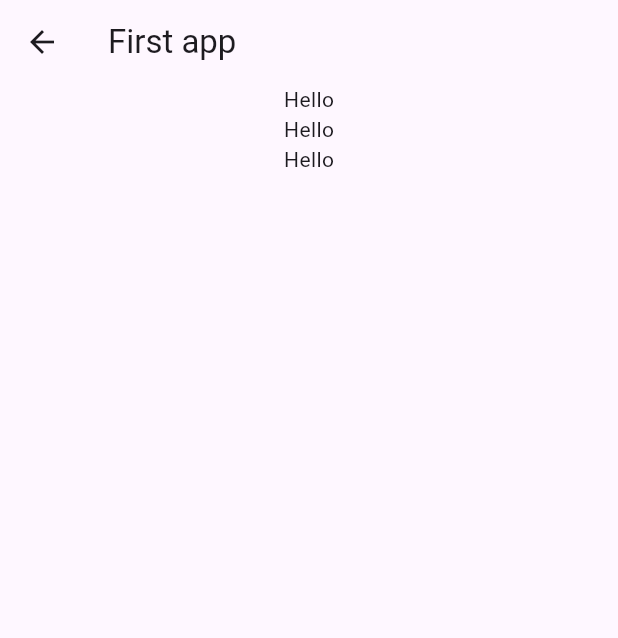
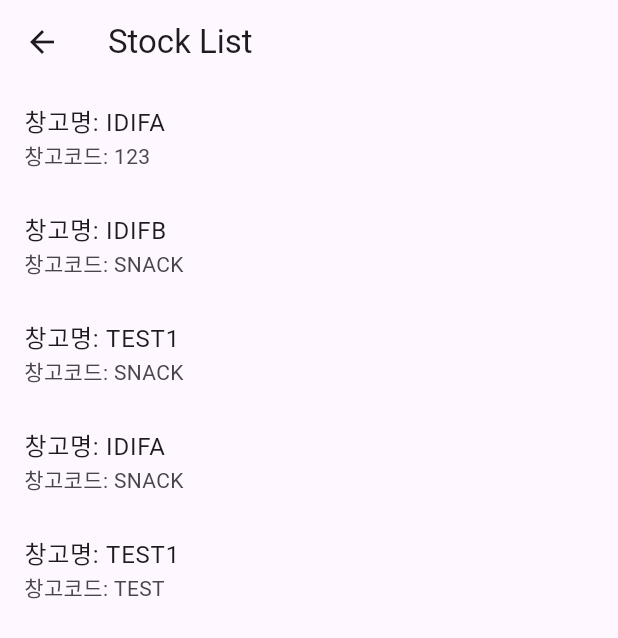
Before and after one commit to lastmonth00/DU_MES, a Flutter app: the screen it shows after launch, after a tap on "창고관리", on a phone screen of 412 x 824 dp. Shown: the top 638 px of the screen. Run offline on Flutter 3.47's test engine with Material 3 defaults, Android fonts, the phone set to English and light mode, and no system bars; our stand-ins replace dio.

Commit message:
창고관리 화면 테스트

```diff
--- /dev/null
+++ b/lib/models/model.dart
@@ -0,0 +1,13 @@
+class Stock {
+  final String stkId;
+  final String partNo;
+
+  Stock({required this.stkId, required this.partNo});
+
+  factory Stock.fromJson(Map<String, dynamic> json) {
+    return Stock(
+      stkId: json['STK_ID'],
+      partNo: json['PART_NO'],
+    );
+  }
+}
--- a/lib/pages/home_page.dart
+++ b/lib/pages/home_page.dart
@@ -1,5 +1,6 @@
 import 'package:flutter/material.dart';
 import '../widget/inventory_card.dart';
+import 'stock_management.dart';
 import 'test_page.dart';
 
 class HomePage extends StatelessWidget {
@@ -30,7 +31,8 @@ class HomePage extends StatelessWidget {
               onTap: () {
                 Navigator.push(
                   context,
-                  MaterialPageRoute(builder: (context) => TestPage()),
+                  MaterialPageRoute(
+                      builder: (context) => StockManagementPage()),
                 );
               },
             ),
--- /dev/null
+++ b/lib/pages/stock_management.dart
@@ -0,0 +1,40 @@
+import 'package:flutter/material.dart';
+
+import '../models/model.dart';
+
+class StockManagementPage extends StatelessWidget {
+  @override
+  Widget build(BuildContext context) {
+    List<Map<String, dynamic>> rawData = fetchData();
+    List<Stock> stock = parseStock(rawData);
+
+    return Scaffold(
+      appBar: AppBar(
+        title: Text('Stock List'),
+      ),
+      body: ListView.builder(
+        itemCount: stock.length,
+        itemBuilder: (context, index) {
+          return ListTile(
+            title: Text('창고명: ${stock[index].stkId}'),
+            subtitle: Text('창고코드: ${stock[index].partNo}'),
+          );
+        },
+      ),
+    );
+  }
+
+  List<Map<String, dynamic>> fetchData() {
+    return [
+      {"STK_ID": "IDIFA", "PART_NO": "123"},
+      {"STK_ID": "IDIFB", "PART_NO": "SNACK"},
+      {"STK_ID": "TEST1", "PART_NO": "SNACK"},
+      {"STK_ID": "IDIFA", "PART_NO": "SNACK"},
+      {"STK_ID": "TEST1", "PART_NO": "TEST"},
+    ];
+  }
+
+  List<Stock> parseStock(List<Map<String, dynamic>> rawData) {
+    return rawData.map((item) => Stock.fromJson(item)).toList();
+  }
+}
```
